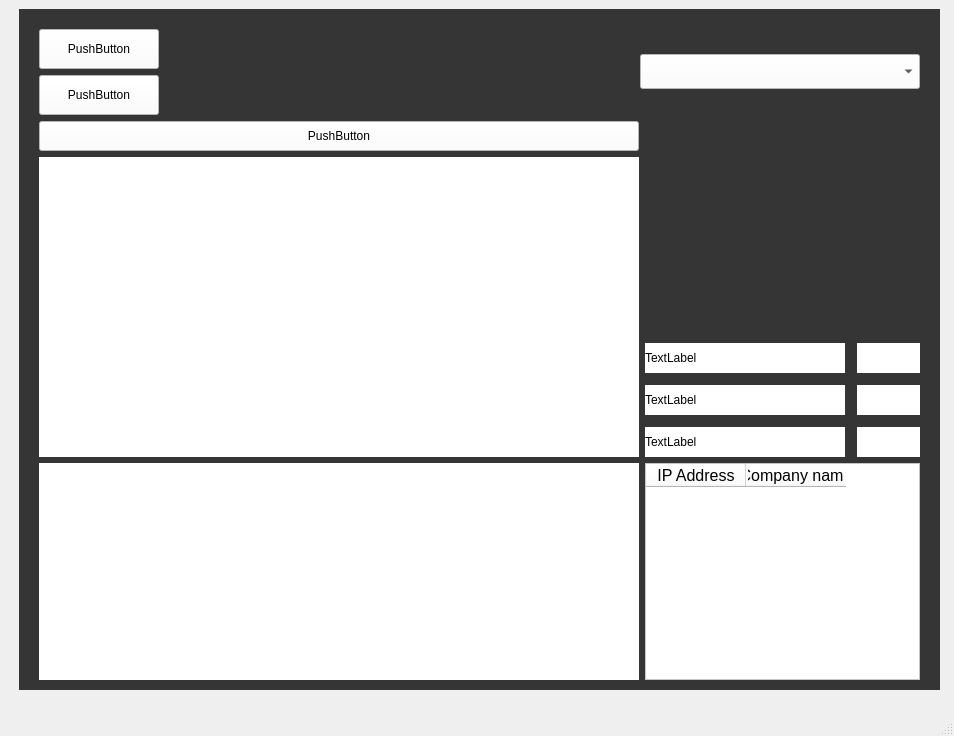
This is Layout.ui in Hass-Ali-Collabs/NetMo as Qt 5 draws it before an edit. The edited form follows.
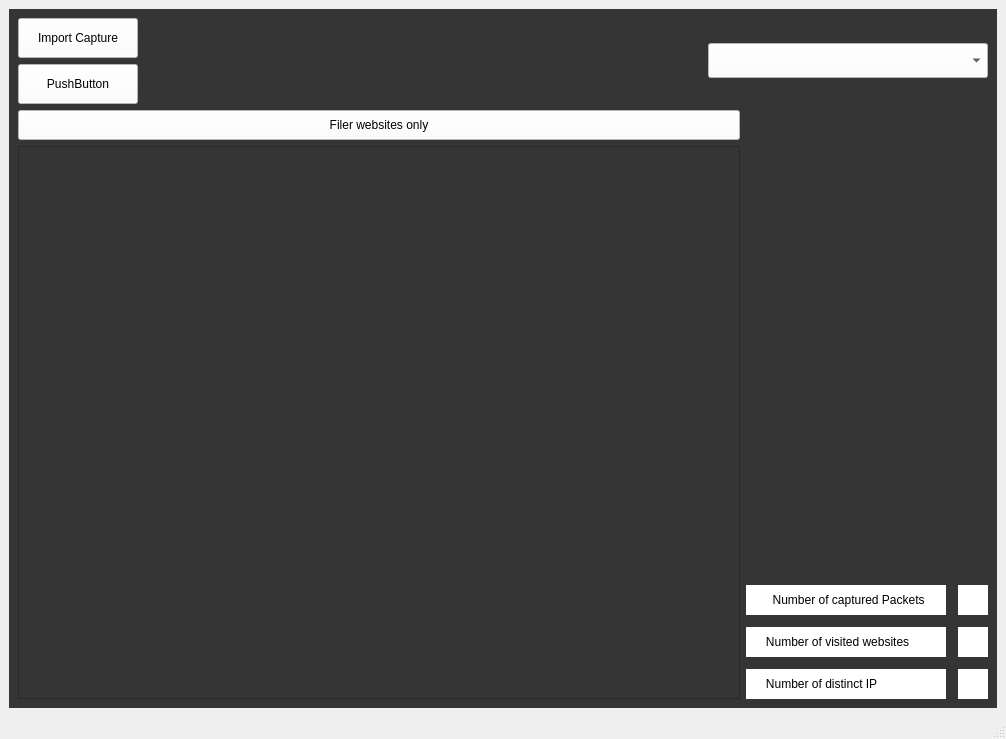
This is the edited form.

```diff
--- a/Layout.ui
+++ b/Layout.ui
@@ -6,42 +6,29 @@
    <rect>
     <x>0</x>
     <y>0</y>
-    <width>954</width>
-    <height>736</height>
+    <width>1006</width>
+    <height>739</height>
    </rect>
   </property>
   <property name="windowTitle">
    <string>MainWindow</string>
   </property>
   <widget class="QWidget" name="centralwidget">
+   <layout class="QGridLayout" name="gridLayout_2">
+    <item row="0" column="0">
    <widget class="QWidget" name="widget" native="true">
-    <property name="geometry">
-     <rect>
-      <x>19</x>
-      <y>9</y>
-      <width>921</width>
-      <height>681</height>
-     </rect>
-    </property>
     <property name="styleSheet">
      <string notr="true">background-color: rgb(53, 53, 53);</string>
     </property>
-    <widget class="QWidget" name="">
-     <property name="geometry">
-      <rect>
-       <x>20</x>
-       <y>20</y>
-       <width>881</width>
-       <height>651</height>
-      </rect>
-     </property>
+      <layout class="QGridLayout" name="gridLayout">
+       <item row="0" column="0">
      <layout class="QVBoxLayout" name="verticalLayout_4">
       <item>
        <layout class="QHBoxLayout" name="horizontalLayout">
         <item>
          <layout class="QVBoxLayout" name="verticalLayout">
           <item>
-           <widget class="QPushButton" name="pushButton_2">
+              <widget class="QPushButton" name="btn_import">
             <property name="minimumSize">
              <size>
               <width>120</width>
@@ -54,7 +41,7 @@
 </string>
             </property>
             <property name="text">
-             <string>PushButton</string>
+                <string>Import Capture</string>
             </property>
            </widget>
           </item>
@@ -115,7 +102,7 @@
         <item>
          <layout class="QVBoxLayout" name="verticalLayout_2">
           <item>
-           <widget class="QPushButton" name="pushButton_3">
+              <widget class="QPushButton" name="btn_web_filter">
             <property name="minimumSize">
              <size>
               <width>0</width>
@@ -126,24 +113,25 @@
              <string notr="true">background-color: rgb(255, 255, 255);</string>
             </property>
             <property name="text">
-             <string>PushButton</string>
+                <string>Filer websites only</string>
             </property>
            </widget>
           </item>
           <item>
-           <widget class="QLabel" name="label">
-            <property name="minimumSize">
-             <size>
-              <width>600</width>
-              <height>300</height>
-             </size>
-            </property>
-            <property name="styleSheet">
-             <string notr="true">background-color: rgb(255, 255, 255);</string>
-            </property>
-            <property name="text">
-             <string/>
-            </property>
+              <widget class="QScrollArea" name="scrollArea">
+               <property name="widgetResizable">
+                <bool>true</bool>
+               </property>
+               <widget class="QWidget" name="scrollAreaWidgetContents">
+                <property name="geometry">
+                 <rect>
+                  <x>0</x>
+                  <y>0</y>
+                  <width>716</width>
+                  <height>514</height>
+                 </rect>
+                </property>
+               </widget>
            </widget>
           </item>
          </layout>
@@ -193,12 +181,18 @@
                <string notr="true">background-color: rgb(255, 255, 255);</string>
               </property>
               <property name="text">
-               <string>TextLabel</string>
+                  <string>        Number of captured Packets</string>
               </property>
              </widget>
             </item>
             <item>
-             <widget class="QLabel" name="label_4">
+                <widget class="QLabel" name="pack_num">
+                 <property name="minimumSize">
+                  <size>
+                   <width>30</width>
+                   <height>0</height>
+                  </size>
+                 </property>
               <property name="styleSheet">
                <string notr="true">background-color: rgb(255, 255, 255);</string>
               </property>
@@ -223,12 +217,18 @@
                <string notr="true">background-color: rgb(255, 255, 255);</string>
               </property>
               <property name="text">
-               <string>TextLabel</string>
+                  <string>      Number of visited websites</string>
               </property>
              </widget>
             </item>
             <item>
-             <widget class="QLabel" name="label_6">
+                <widget class="QLabel" name="web_num">
+                 <property name="minimumSize">
+                  <size>
+                   <width>30</width>
+                   <height>0</height>
+                  </size>
+                 </property>
               <property name="styleSheet">
                <string notr="true">background-color: rgb(255, 255, 255);</string>
               </property>
@@ -254,33 +254,15 @@
 </string>
               </property>
               <property name="text">
-               <string>TextLabel</string>
+                  <string>      Number of distinct IP</string>
               </property>
              </widget>
             </item>
             <item>
-             <widget class="QLabel" name="label_8">
-              <property name="styleSheet">
-               <string notr="true">background-color: rgb(255, 255, 255);</string>
-              </property>
-              <property name="text">
-               <string/>
-              </property>
-             </widget>
-            </item>
-           </layout>
-          </item>
-         </layout>
-        </item>
-       </layout>
-      </item>
-      <item>
-       <layout class="QHBoxLayout" name="horizontalLayout_6">
-        <item>
-         <widget class="QLabel" name="label_9">
+                <widget class="QLabel" name="ip_num">
           <property name="minimumSize">
            <size>
-            <width>600</width>
+                   <width>30</width>
             <height>0</height>
            </size>
           </property>
@@ -292,66 +274,28 @@
           </property>
          </widget>
         </item>
+              </layout>
+             </item>
+            </layout>
+           </item>
+          </layout>
+         </item>
         <item>
-         <widget class="QTableWidget" name="tableWidget">
-          <property name="sizePolicy">
-           <sizepolicy hsizetype="Expanding" vsizetype="Expanding">
-            <horstretch>0</horstretch>
-            <verstretch>0</verstretch>
-           </sizepolicy>
-          </property>
-          <property name="styleSheet">
-           <string notr="true">background-color: rgb(255, 255, 255);</string>
-          </property>
-          <property name="midLineWidth">
-           <number>0</number>
-          </property>
-          <property name="autoScrollMargin">
-           <number>16</number>
-          </property>
-          <attribute name="horizontalHeaderMinimumSectionSize">
-           <number>39</number>
-          </attribute>
-          <attribute name="verticalHeaderMinimumSectionSize">
-           <number>23</number>
-          </attribute>
-          <attribute name="verticalHeaderDefaultSectionSize">
-           <number>30</number>
-          </attribute>
-          <column>
-           <property name="text">
-            <string>IP Address</string>
-           </property>
-           <property name="font">
-            <font>
-             <pointsize>12</pointsize>
-            </font>
-           </property>
-          </column>
-          <column>
-           <property name="text">
-            <string>Company name</string>
-           </property>
-           <property name="font">
-            <font>
-             <pointsize>12</pointsize>
-            </font>
-           </property>
-          </column>
-         </widget>
+          <layout class="QHBoxLayout" name="horizontalLayout_6"/>
         </item>
        </layout>
       </item>
      </layout>
     </widget>
-   </widget>
+    </item>
+   </layout>
   </widget>
   <widget class="QMenuBar" name="menubar">
    <property name="geometry">
     <rect>
      <x>0</x>
      <y>0</y>
-     <width>954</width>
+     <width>1006</width>
      <height>21</height>
     </rect>
    </property>
```
Left out of the diff: 4 changed lines with no effect on the pictures. Lines whose indentation alone changed are shown as unchanged.
